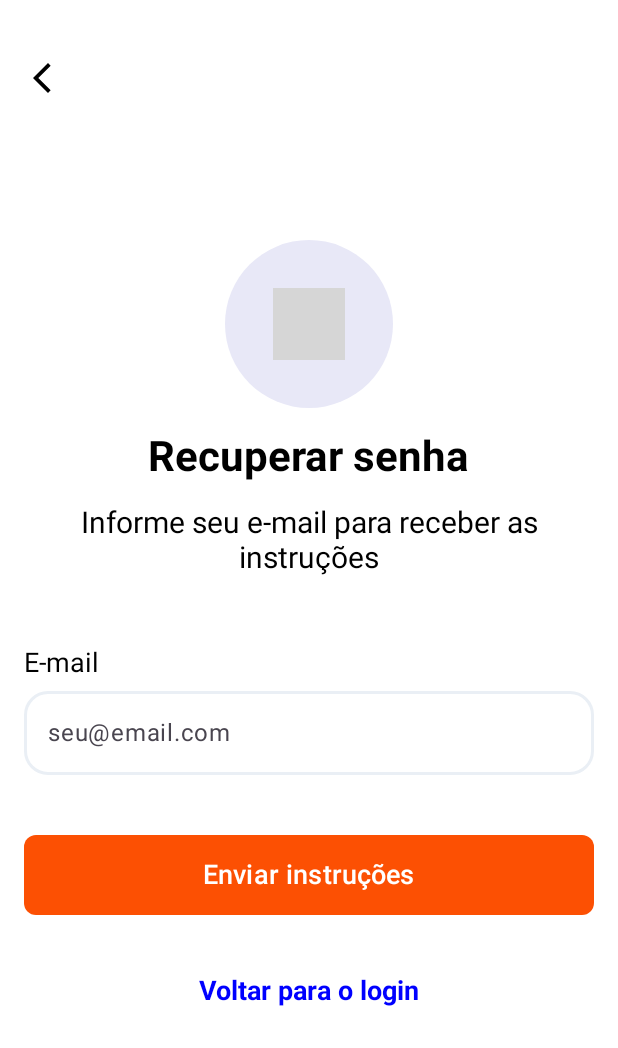
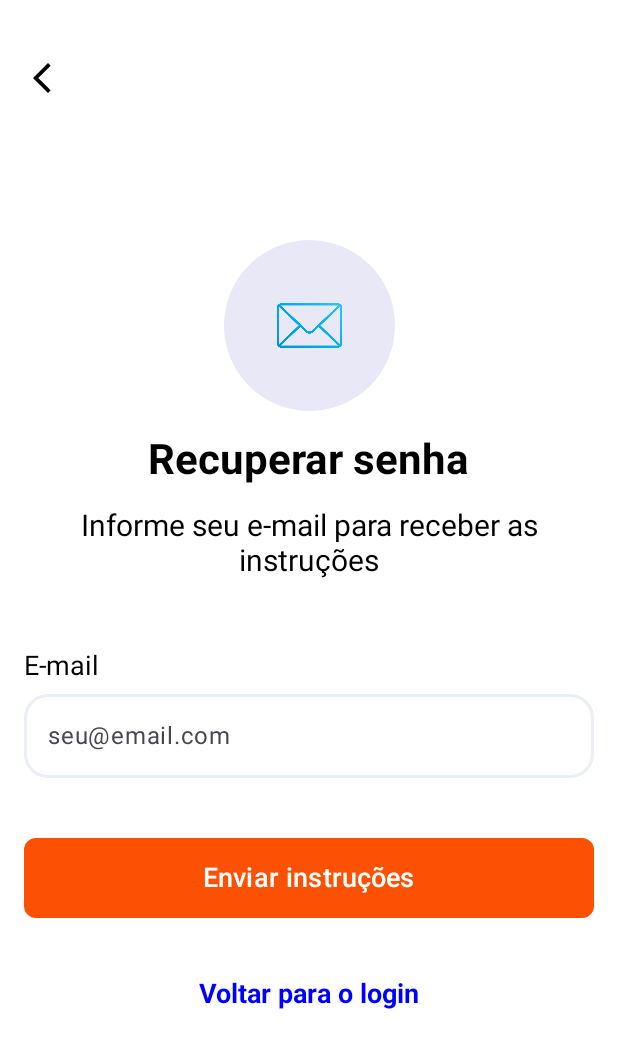
Before and after one commit to leticia0510/carteira-digital, an Android app built with Jetpack Compose: the @Preview function RecuperarSenhaScreenPreview, on a phone screen of 412 x 824 dp. Shown: the top 1048 px of the screen. Run offline under Robolectric (Android 15) with nearby library versions, the phone set to English and light mode, and no system bars; grey boxes are pictures that could not be loaded.

Commit message:
corrigindo o erro

```diff
--- a/app/src/main/java/com/avanade/carteiradigital/presentation/screens/RecuperarSenhaScreen.kt
+++ b/app/src/main/java/com/avanade/carteiradigital/presentation/screens/RecuperarSenhaScreen.kt
@@ -77,7 +77,7 @@ fun BoxRecuperarSenha() {
             Image(
                 painter = painterResource(id = R.drawable.envelope),
                 contentDescription = "Envenlope",
-                modifier = Modifier.size(dimensionResource(id = R.dimen.logo_nome_avanade_height))
+                modifier = Modifier.size(dimensionResource(id = R.dimen.logo_medium))
             )
         }
         Text(
```
Also changed, not shown: app/src/main/res/values/strings.xml (+11 -0 lines).
